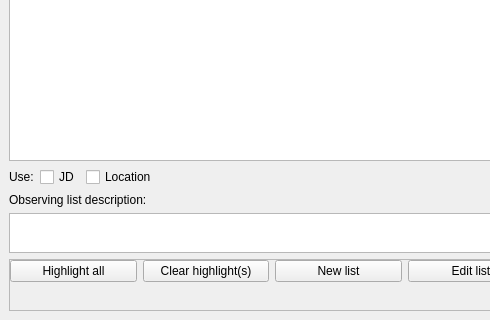
Qt form src/gui/obsListDialog.ui (Stellarium/stellarium) before a commit; both pictures show x 0 to 490 and y 122 to 442 of the 677 by 442 pixel window.
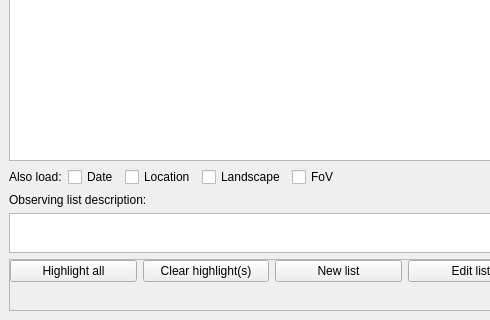
The same form after that commit. Custom widgets are drawn as their Qt base class.

Commit message:
Observation Lists: Code style, many changes. - 4 Properties for optional entries to store/retrieve - no global landscape for a list - location stored completely as 1-line encoding - bookmarks wirh restored coordinates for their dates
TODO:
- Header line lost and does not hide first column!
- Calling dialog still changes selection (leaves last object from loop)

Patch:
```diff
--- a/src/gui/obsListDialog.ui
+++ b/src/gui/obsListDialog.ui
@@ -395,7 +395,7 @@
         <item>
          <widget class="QLabel" name="useJdLocationLabel">
           <property name="text">
-           <string>Use:</string>
+           <string>Also load:</string>
           </property>
          </widget>
         </item>
@@ -405,7 +405,7 @@
            <string>Julian Day</string>
           </property>
           <property name="text">
-           <string notr="true">JD</string>
+           <string notr="true">Date</string>
           </property>
          </widget>
         </item>
@@ -416,6 +416,26 @@
           </property>
          </widget>
         </item>
+        <item>
+         <widget class="QCheckBox" name="obsListLandscapeCheckBox">
+          <property name="toolTip">
+           <string>Retrieve stored landscape</string>
+          </property>
+          <property name="text">
+           <string>Landscape</string>
+          </property>
+         </widget>
+        </item>
+        <item>
+         <widget class="QCheckBox" name="obsListFovCheckBox">
+          <property name="toolTip">
+           <string>Retrieve stored field of view</string>
+          </property>
+          <property name="text">
+           <string>FoV</string>
+          </property>
+         </widget>
+        </item>
         <item>
          <spacer name="horizontalSpacer_2">
           <property name="orientation">
```
Left out of the diff: 7 changed lines with no effect on the pictures. The commit also changes 7 other files.
